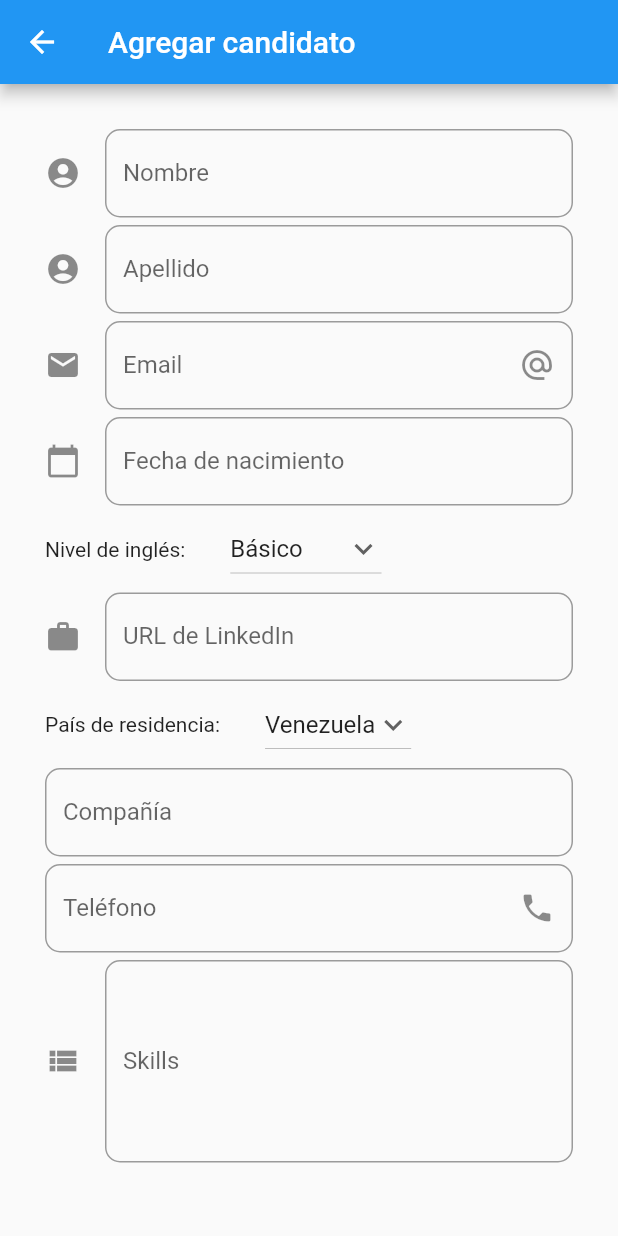
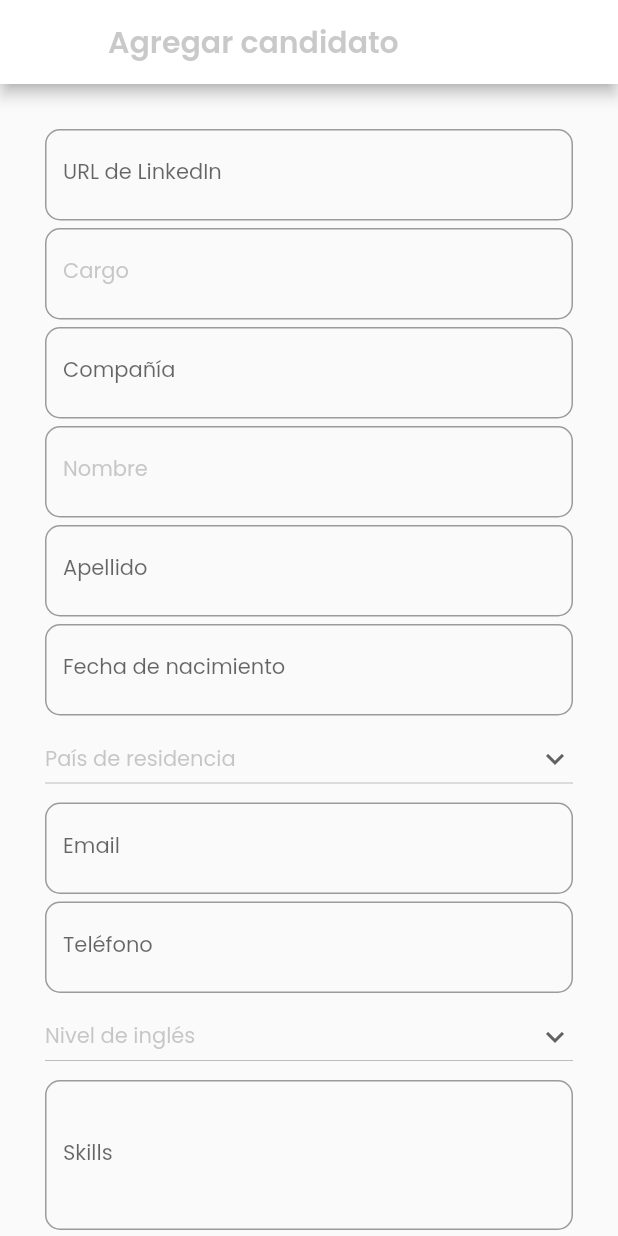
Before and after one commit to golomanos/RRHHassistant, a Flutter app: the AddCandidatePage screen opened by its route, on a phone screen of 412 x 824 dp. Run offline on Flutter 3.47's test engine with Material 2 defaults, Android fonts, the phone set to English and light mode, and no system bars; our stand-ins replace google_fonts, sqflite; accounts and stored records are empty.

Commit message:
cambios en el formulario

```diff
--- a/lib/routes/routes.dart
+++ b/lib/routes/routes.dart
@@ -1,10 +1,12 @@
 import 'package:flutter/material.dart';
 import 'package:terathon2020/src/pages/add_candidate.dart';
 import 'package:terathon2020/src/pages/home_page.dart';
+import 'package:terathon2020/src/pages/technical_interview.dart';
 
 Map<String, WidgetBuilder> getApplicationRoutes() {
   return <String, WidgetBuilder>{
     '/': (BuildContext context) => HomePage(),
-    'candidate': (BuildContext context) => AddCandidatePage()
+    'candidate': (BuildContext context) => AddCandidatePage(),
+    'techinterview': (BuildContext context) => TechnicalInterviewPage()
   };
 }
--- a/lib/src/pages/add_candidate.dart
+++ b/lib/src/pages/add_candidate.dart
@@ -1,4 +1,5 @@
 import 'package:flutter/material.dart';
+import 'package:google_fonts/google_fonts.dart';
 
 class AddCandidatePage extends StatefulWidget {
   //AddCandidatePage({Key key}) : super(key: key);
@@ -12,12 +13,24 @@ class _AddCandidatePageState extends State<AddCandidatePage> {
   String _lastname = '';
   String _email = '';
   String _date = '';
-  String _selectedOption = 'Básico';
-  String _countryOption = 'Venezuela';
+  String _selectedOption = null;
+  String _countryOpt = null;
   String _linkedIn = '';
   String _actualCompany = '';
   String _phoneNumber = '';
   String _skills = '';
+  String _jobPosition = '';
+
+  final style = GoogleFonts.poppins(
+      fontSize: 14.0, color: Color.fromARGB(100, 117, 117, 117));
+
+  final header = GoogleFonts.poppins(
+      fontSize: 20.0,
+      color: Color.fromARGB(100, 117, 117, 117),
+      fontWeight: FontWeight.w600);
+
+  final textStyle =
+      TextStyle(fontSize: 14.0, color: Color.fromRGBO(149, 149, 149, 0.5));
 
   TextEditingController _inputFieldDateController = new TextEditingController();
 
@@ -27,7 +40,11 @@ class _AddCandidatePageState extends State<AddCandidatePage> {
   Widget build(BuildContext context) {
     return Scaffold(
       appBar: AppBar(
-        title: Text('Agregar candidato'),
+        backgroundColor: Colors.white,
+        title: Text(
+          'Agregar candidato',
+          style: header,
+        ),
       ),
       body: SafeArea(
           child: ListView(
@@ -35,25 +52,29 @@ class _AddCandidatePageState extends State<AddCandidatePage> {
         children: [
           Column(
             children: [
+              _linkedInUrl(),
+              SizedBox(height: 5.0),
+              _jobSeat(),
+              SizedBox(height: 5.0),
+              _company(),
+              SizedBox(height: 5.0),
               _createName(),
               SizedBox(height: 5.0),
               _createLastName(),
               SizedBox(height: 5.0),
+              _createDate(context),
+              SizedBox(height: 5.0),
+              _country(),
+              SizedBox(height: 5.0),
               _createEmail(),
               SizedBox(height: 5.0),
-              _createDate(context),
+              _createPhone(),
               SizedBox(height: 5.0),
               _englishLevelDropDown(),
               SizedBox(height: 5.0),
-              _linkedInUrl(),
+              _createSkills(),
               SizedBox(height: 5.0),
-              _country(),
-              SizedBox(height: 5.0),
-              _company(),
-              SizedBox(height: 5.0),
-              _createPhone(),
-              SizedBox(height: 5.0),
-              _createSkills(),
+              _submitButton()
             ],
           ),
         ],
@@ -63,14 +84,16 @@ class _AddCandidatePageState extends State<AddCandidatePage> {
 
   Widget _createName() {
     return TextField(
+      style: style,
       autofocus: false,
       keyboardType: TextInputType.name,
       textCapitalization: TextCapitalization.sentences,
       decoration: InputDecoration(
+          hintStyle: textStyle,
+          labelStyle: textStyle,
           border: OutlineInputBorder(borderRadius: BorderRadius.circular(10.0)),
           hintText: "Nombre",
-          labelText: 'Nombre',
-          icon: Icon(Icons.account_circle)),
+          labelText: 'Nombre'),
       onChanged: (value) {
         setState(() {
           _name = value;
@@ -81,14 +104,14 @@ class _AddCandidatePageState extends State<AddCandidatePage> {
 
   Widget _createLastName() {
     return TextField(
+      style: style,
       autofocus: false,
       textCapitalization: TextCapitalization.sentences,
       keyboardType: TextInputType.name,
       decoration: InputDecoration(
           border: OutlineInputBorder(borderRadius: BorderRadius.circular(10.0)),
           hintText: "Apellido",
-          labelText: 'Apellido',
-          icon: Icon(Icons.account_circle)),
+          labelText: 'Apellido'),
       onChanged: (value) {
         setState(() {
           _lastname = value;
@@ -99,13 +122,12 @@ class _AddCandidatePageState extends State<AddCandidatePage> {
 
   Widget _createEmail() {
     return TextField(
+      style: style,
       keyboardType: TextInputType.emailAddress,
       decoration: InputDecoration(
           border: OutlineInputBorder(borderRadius: BorderRadius.circular(10.0)),
           hintText: 'Email',
-          labelText: 'Email',
-          suffixIcon: Icon(Icons.alternate_email),
-          icon: Icon(Icons.email)),
+          labelText: 'Email'),
       onChanged: (value) {
         setState(() {
           _email = value;
@@ -116,13 +138,13 @@ class _AddCandidatePageState extends State<AddCandidatePage> {
 
   Widget _createDate(BuildContext context) {
     return TextField(
+      style: style,
       enableInteractiveSelection: false,
       controller: _inputFieldDateController,
       decoration: InputDecoration(
           border: OutlineInputBorder(borderRadius: BorderRadius.circular(10.0)),
           hintText: 'Fecha de Nacimiento',
-          labelText: 'Fecha de nacimiento',
-          icon: Icon(Icons.calendar_today)),
+          labelText: 'Fecha de nacimiento'),
       onTap: () {
         FocusScope.of(context).requestFocus(new FocusNode());
         _selectDate(context);
@@ -145,11 +167,14 @@ class _AddCandidatePageState extends State<AddCandidatePage> {
   }
 
   Widget _englishLevelDropDown() {
-    return Row(
-      children: <Widget>[
-        Text('Nivel de inglés:'),
-        SizedBox(width: 30),
-        DropdownButton(
+    return Container(
+      width: double.infinity,
+      child: DropdownButton(
+          isExpanded: true,
+          hint: Text(
+            'Nivel de inglés',
+            style: style,
+          ),
           icon: Icon(Icons.keyboard_arrow_down),
           value: _selectedOption,
           items: getDropDownOptions(_englishLevel),
@@ -158,7 +183,6 @@ class _AddCandidatePageState extends State<AddCandidatePage> {
               _selectedOption = opt;
             });
           }),
-      ],
     );
   }
 
@@ -175,13 +199,12 @@ class _AddCandidatePageState extends State<AddCandidatePage> {
 
   Widget _linkedInUrl() {
     return TextField(
+      style: style,
       keyboardType: TextInputType.url,
       decoration: InputDecoration(
           border: OutlineInputBorder(borderRadius: BorderRadius.circular(10.0)),
           hintText: "URL de LinkedIn",
-        labelText: 'URL de LinkedIn',
-        icon: Icon(Icons.work),
-      ),
+          labelText: 'URL de LinkedIn'),
       onChanged: (value) {
         setState(() {
           _linkedIn = value;
@@ -191,25 +214,28 @@ class _AddCandidatePageState extends State<AddCandidatePage> {
   }
 
   Widget _country() {
-    return Row(
-      children: <Widget>[
-        Text('País de residencia:'),
-        SizedBox(width: 30),
-        DropdownButton(
+    return Container(
+      width: double.infinity,
+      child: DropdownButton(
+          isExpanded: true,
+          hint: Text(
+            'País de residencia',
+            style: style,
+          ),
           icon: Icon(Icons.keyboard_arrow_down),
-            value: _countryOption,
+          value: _countryOpt,
           items: getDropDownOptions(_residenceCountry),
           onChanged: (opt) {
             setState(() {
-                _countryOption = opt;
+              _countryOpt = opt;
             });
           }),
-      ],
     );
   }
 
-  _company() {
+  Widget _company() {
     return TextField(
+      style: style,
       decoration: InputDecoration(
         border: OutlineInputBorder(borderRadius: BorderRadius.circular(10.0)),
         hintText: 'Compañía',
@@ -223,15 +249,14 @@ class _AddCandidatePageState extends State<AddCandidatePage> {
     );
   }
 
-  _createPhone() {
+  Widget _createPhone() {
     return TextField(
+      style: style,
       keyboardType: TextInputType.phone,
       decoration: InputDecoration(
           border: OutlineInputBorder(borderRadius: BorderRadius.circular(10.0)),
           hintText: 'Número telefónico',
-        labelText: 'Teléfono',
-        suffixIcon: Icon(Icons.phone),
-      ),
+          labelText: 'Teléfono'),
       onChanged: (value) {
         setState(() {
           _phoneNumber = value;
@@ -240,15 +265,14 @@ class _AddCandidatePageState extends State<AddCandidatePage> {
     );
   }
 
-  _createSkills() {
+  Widget _createSkills() {
     return TextField(
-      maxLines: 5,
+      style: style,
+      maxLines: 3,
       decoration: InputDecoration(
           border: OutlineInputBorder(borderRadius: BorderRadius.circular(10.0)),
           hintText: "Set de Skills del candidato",
-        labelText: 'Skills',
-        icon: Icon(Icons.view_list),
-      ),
+          labelText: 'Skills'),
       onChanged: (value) {
         setState(() {
           _skills = value;
@@ -256,4 +280,41 @@ class _AddCandidatePageState extends State<AddCandidatePage> {
       },
     );
   }
+
+  Widget _jobSeat() {
+    return TextField(
+      style: style,
+      textCapitalization: TextCapitalization.sentences,
+      decoration: InputDecoration(
+          hintStyle: textStyle,
+          labelStyle: textStyle,
+          border: OutlineInputBorder(borderRadius: BorderRadius.circular(10.0)),
+          hintText: "Cargo al que Aspira",
+          labelText: 'Cargo'),
+      onChanged: (value) {
+        setState(() {
+          _jobPosition = value;
+        });
+      },
+    );
   }
+
+  Widget _submitButton() {
+    return ClipRRect(
+      borderRadius: BorderRadius.circular(10.0),
+      child: Container(
+        width: 200.0,
+        height: 46.0,
+        child: RaisedButton(
+          textColor: Colors.white,
+          onPressed: () {},
+          color: Color.fromRGBO(0, 45, 116, 0.7),
+          child: Text(
+            'ADD CANDIDATE',
+            style: GoogleFonts.poppins(fontSize: 14.0, color: Colors.white),
+          ),
+        ),
+      ),
+    );
+  }
+}
--- /dev/null
+++ b/lib/src/pages/technical_interview.dart
@@ -0,0 +1,15 @@
+import 'package:flutter/material.dart';
+
+class TechnicalInterviewPage extends StatefulWidget {
+  //TechnicalInterviewPage({Key key}) : super(key: key);
+
+  @override
+  _TechnicalInterviewPageState createState() => _TechnicalInterviewPageState();
+}
+
+class _TechnicalInterviewPageState extends State<TechnicalInterviewPage> {
+  @override
+  Widget build(BuildContext context) {
+    return Container();
+  }
+}
--- a/pubspec.yaml
+++ b/pubspec.yaml
@@ -30,6 +30,7 @@ dependencies:
   cupertino_icons: ^0.1.3
   sqflite: ^1.3.0
   path_provider: ^1.6.11
+  google_fonts: ^1.1.0
 
 
 dev_dependencies:
@@ -54,8 +55,8 @@ flutter:
   uses-material-design: true
 
   # To add assets to your application, add an assets section, like this:
-  # assets:
-  #   - images/a_dot_burr.jpeg
+  assets:
+    - assets/
   #   - images/a_dot_ham.jpeg
 
   # An image asset can refer to one or more resolution-specific "variants", see
```
Also changed, not shown: assets/icon/linkedin.png (added), pubspec.lock. Lines whose indentation alone changed are shown as unchanged.
